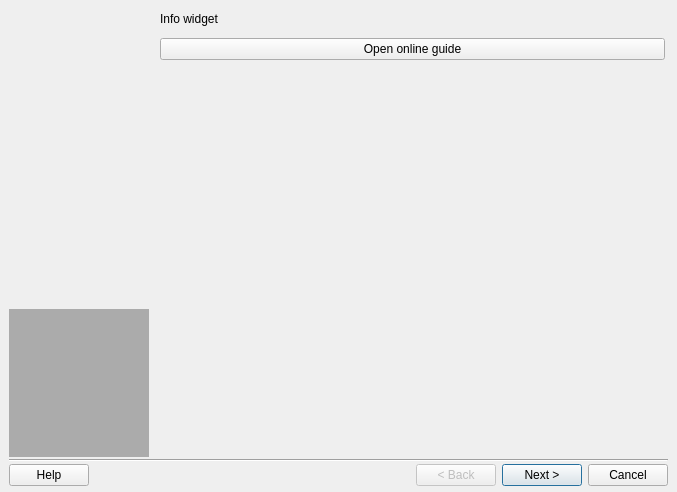
Before: the Qt Designer form src/q4wine-gui/uis/Wizard.ui in brezerk/q4wine, drawn with Qt 5.
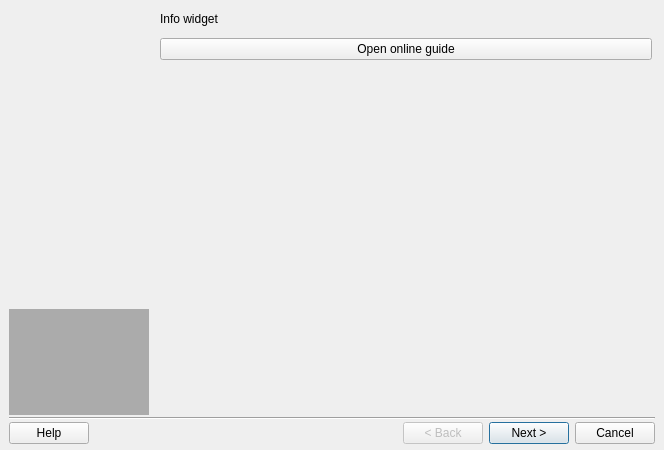
After: the same form once the commit is applied.

Commit message: Fixed: Wizard not loading img properly [BUG-21];

What changed in the file:
```diff
--- a/src/q4wine-gui/uis/Wizard.ui
+++ b/src/q4wine-gui/uis/Wizard.ui
@@ -10,8 +10,8 @@
    <rect>
     <x>0</x>
     <y>0</y>
-    <width>677</width>
-    <height>492</height>
+    <width>650</width>
+    <height>450</height>
    </rect>
   </property>
   <property name="windowTitle">
```
The commit also changes 1 other file.
